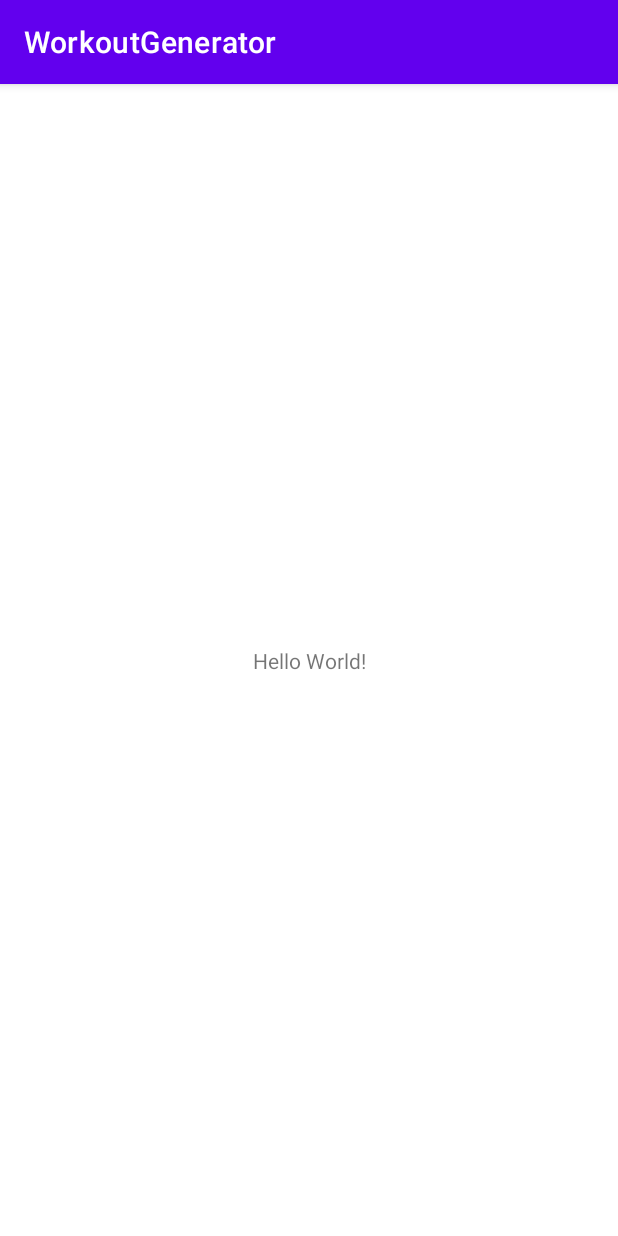
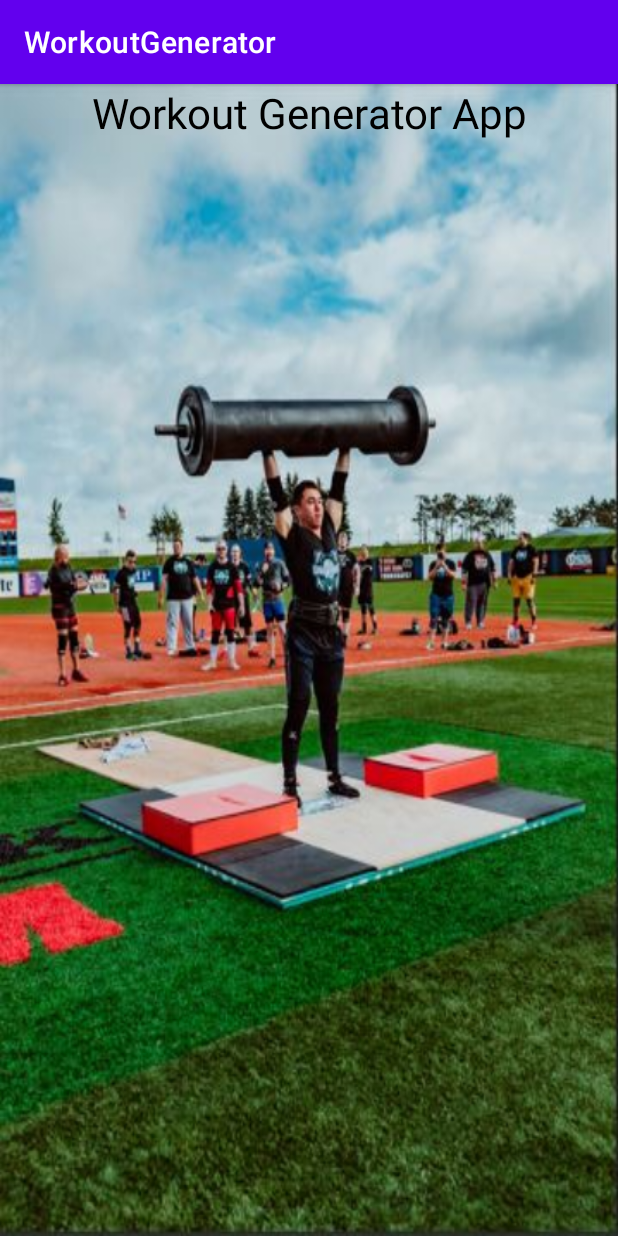
Before and after one commit to DanielK2312/WorkoutGeneratorAndroid, an Android app: the screen it shows after launch (MainActivity before the commit, SplashActivity after it), on a phone screen of 412 x 824 dp. Run offline under Robolectric (Android 15) with nearby library versions, the phone set to English and light mode, and no system bars.

Commit message:
adding splash activity and mainactivity class

```diff
--- a/app/src/main/AndroidManifest.xml
+++ b/app/src/main/AndroidManifest.xml
@@ -15,6 +15,9 @@
         tools:targetApi="31">
         <activity
             android:name=".MainActivity"
+            android:exported="false" />
+        <activity
+            android:name=".SplashActivity"
             android:exported="true">
             <intent-filter>
                 <action android:name="android.intent.action.MAIN" />
--- /dev/null
+++ b/app/src/main/java/edu/dayton/workoutgenerator/SplashActivity.java
@@ -0,0 +1,34 @@
+package edu.dayton.workoutgenerator;
+
+import androidx.appcompat.app.AppCompatActivity;
+
+import android.content.Intent;
+import android.os.Bundle;
+
+import java.util.Timer;
+import java.util.TimerTask;
+
+public class SplashActivity extends AppCompatActivity {
+
+    private static final long DELAY = 5000;
+
+    @Override
+    protected void onCreate(Bundle savedInstanceState) {
+        super.onCreate(savedInstanceState);
+        setContentView(R.layout.activity_splash);
+
+        TimerTask task = new TimerTask() {
+            @Override
+            public void run() {
+                finish();
+
+                Intent intent = new Intent(SplashActivity.this, MainActivity.class);
+
+                startActivity(intent);
+            }
+        };
+
+        Timer opening = new Timer();
+        opening.schedule(task, DELAY);
+    }
+}
--- a/app/src/main/res/layout/activity_main.xml
+++ b/app/src/main/res/layout/activity_main.xml
@@ -6,13 +6,4 @@
     android:layout_height="match_parent"
     tools:context=".MainActivity">
 
-    <TextView
-        android:layout_width="wrap_content"
-        android:layout_height="wrap_content"
-        android:text="Hello World!"
-        app:layout_constraintBottom_toBottomOf="parent"
-        app:layout_constraintEnd_toEndOf="parent"
-        app:layout_constraintStart_toStartOf="parent"
-        app:layout_constraintTop_toTopOf="parent" />
-
 </androidx.constraintlayout.widget.ConstraintLayout>
--- /dev/null
+++ b/app/src/main/res/layout/activity_splash.xml
@@ -0,0 +1,20 @@
+<?xml version="1.0" encoding="utf-8"?>
+<LinearLayout xmlns:android="http://schemas.android.com/apk/res/android"
+    xmlns:app="http://schemas.android.com/apk/res-auto"
+    xmlns:tools="http://schemas.android.com/tools"
+    android:layout_width="match_parent"
+    android:layout_height="match_parent"
+    android:orientation="vertical"
+    tools:context=".SplashActivity">
+
+    <TextView
+        android:id="@+id/txtSplash"
+        android:layout_width="match_parent"
+        android:layout_height="match_parent"
+        android:background="@drawable/splash"
+        android:contentDescription="@string/splash_img"
+        android:gravity="center_horizontal"
+        android:text="@string/splashTitleTxt"
+        android:textColor="@color/black"
+        android:textSize="28sp" />
+</LinearLayout>
--- a/app/src/main/res/values/strings.xml
+++ b/app/src/main/res/values/strings.xml
@@ -1,3 +1,5 @@
 <resources>
     <string name="app_name">WorkoutGenerator</string>
+    <string name="splash_img">splash img</string>
+    <string name="splashTitleTxt">Workout Generator App</string>
 </resources>
```
Also changed, not shown: app/src/main/res/drawable/splash.jpg (added).
